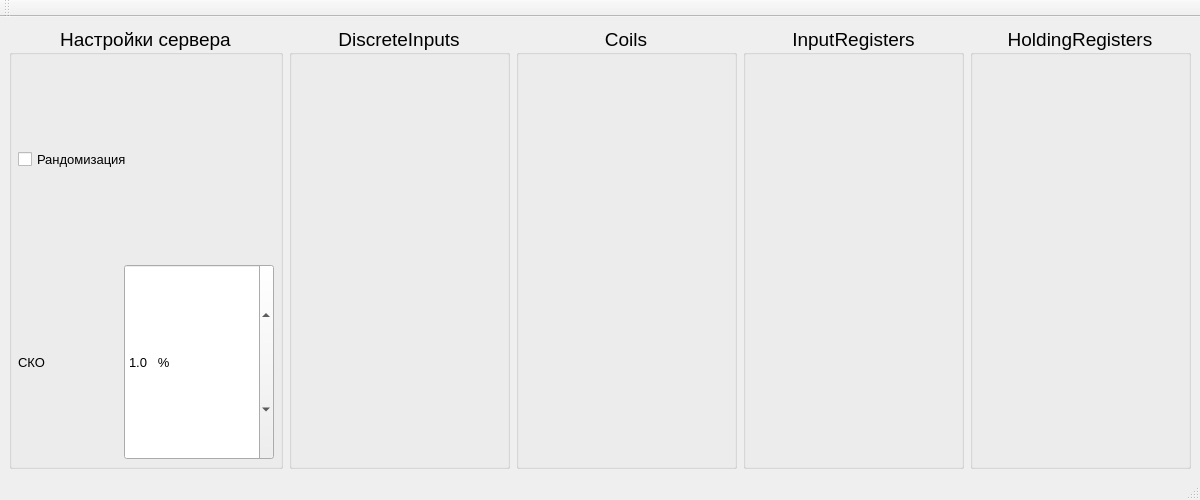
Above: uis/mainwindow.ui from dimgrig/MODBUS-SERVER before the change. Below: the same form after it.
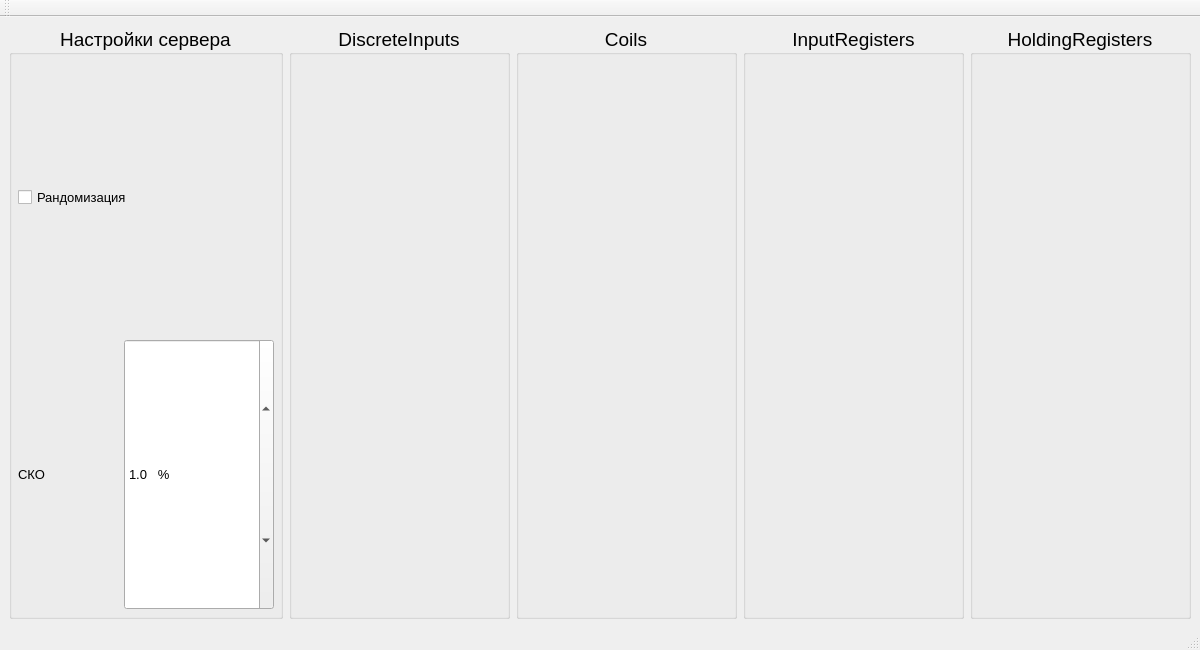
That is the form after the change.

Patch:
```diff
--- a/uis/mainwindow.ui
+++ b/uis/mainwindow.ui
@@ -7,7 +7,7 @@
     <x>0</x>
     <y>0</y>
     <width>1200</width>
-    <height>500</height>
+    <height>650</height>
    </rect>
   </property>
   <property name="sizePolicy">
@@ -19,7 +19,7 @@
   <property name="minimumSize">
    <size>
     <width>1200</width>
-    <height>500</height>
+    <height>650</height>
    </size>
   </property>
   <property name="windowTitle">
```
